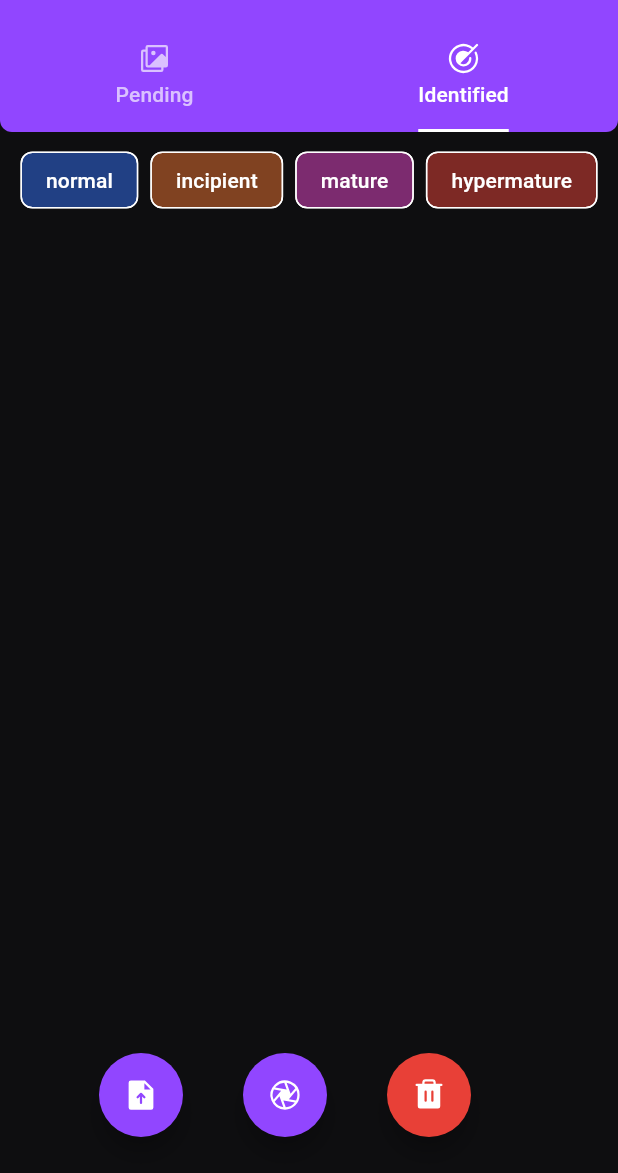
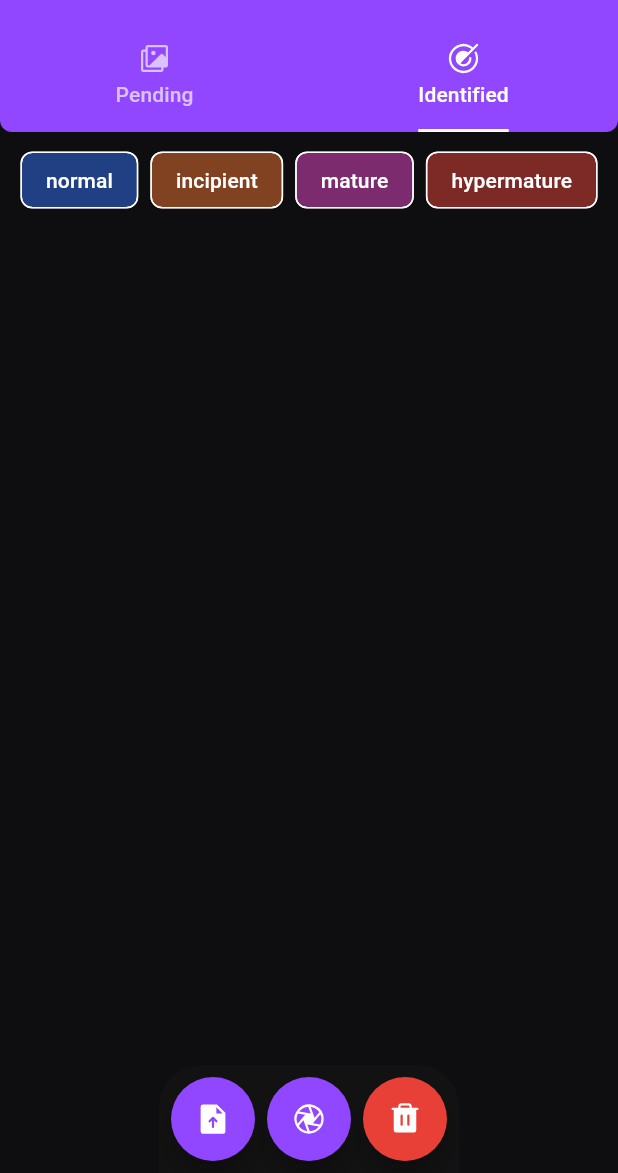
Before and after one commit to jhebajado/PupSight-IC-Detector, a Flutter app: the screen it shows after launch, tab 2 chosen, on a phone screen of 412 x 824 dp, the part 63-1236 px from its top. Run offline on Flutter 3.47's test engine with Material 3 defaults, Android fonts, the phone set to English and light mode, and no system bars; our stand-ins replace file_picker, phosphor_flutter.

Commit message:
fix: improve design

```diff
--- a/lib/screens/home.dart
+++ b/lib/screens/home.dart
@@ -2,7 +2,6 @@ import 'dart:collection';
 
 import 'package:file_picker/file_picker.dart';
 import 'package:flutter/material.dart';
-import 'package:flutter/widgets.dart';
 import 'package:ic_scanner/components/sample_card.dart';
 import 'package:ic_scanner/data/sample.dart';
 import 'package:ic_scanner/data/storage.dart';
@@ -70,8 +69,10 @@ class _HomeScreenState extends State<HomeScreen> with TickerProviderStateMixin {
             return TabBarView(
               controller: _tabController,
               children: [
+                if (pendings.isNotEmpty)
                   GridView.builder(
-                  gridDelegate: const SliverGridDelegateWithFixedCrossAxisCount(
+                    gridDelegate:
+                        const SliverGridDelegateWithFixedCrossAxisCount(
                       crossAxisCount: 2,
                       crossAxisSpacing: 8.0,
                       mainAxisSpacing: 8.0,
@@ -88,6 +89,18 @@ class _HomeScreenState extends State<HomeScreen> with TickerProviderStateMixin {
                             });
                           });
                     },
+                  )
+                else
+                  const Column(
+                    mainAxisAlignment: MainAxisAlignment.center,
+                    children: [
+                      Icon(PhosphorIconsFill.dog,
+                          color: Colors.white70, size: 64),
+                      Text(
+                          "There is nothing here, \n looks like we need new dog pics",
+                          textAlign: TextAlign.center,
+                          style: TextStyle(fontSize: 24, color: Colors.white70))
+                    ],
                   ),
                 Column(
                   children: [
@@ -143,32 +156,29 @@ class _HomeScreenState extends State<HomeScreen> with TickerProviderStateMixin {
               ],
             );
           }),
-      floatingActionButton: Row(
-        mainAxisAlignment: MainAxisAlignment.center,
+      bottomSheet: Padding(
+        padding: const EdgeInsets.all(8.0),
+        child: Wrap(
+          crossAxisAlignment: WrapCrossAlignment.center,
+          runAlignment: WrapAlignment.center,
+          alignment: WrapAlignment.center,
+          spacing: 8,
           children: [
-          Padding(
-            padding: const EdgeInsets.all(8.0),
-            child: FloatingActionButton(
+            FloatingActionButton(
               onPressed: handleOpenImage,
               child: const Icon(
                 PhosphorIconsFill.fileArrowUp,
                 color: Colors.white,
               ),
             ),
-          ),
-          Padding(
-            padding: const EdgeInsets.symmetric(horizontal: 32, vertical: 8),
-            child: FloatingActionButton(
+            FloatingActionButton(
               onPressed: () {},
               child: const Icon(
                 PhosphorIconsFill.aperture,
                 color: Colors.white,
               ),
             ),
-          ),
-          Padding(
-            padding: const EdgeInsets.all(8.0),
-            child: FloatingActionButton(
+            FloatingActionButton(
               onPressed: () {
                 setState(() {
                   deleteMode = !deleteMode;
@@ -185,9 +195,9 @@ class _HomeScreenState extends State<HomeScreen> with TickerProviderStateMixin {
                     ? Theme.of(context).colorScheme.error
                     : Colors.white,
               ),
-            ),
             )
           ],
+        ),
       ),
     );
   }
```
Lines whose indentation alone changed are shown as unchanged.
